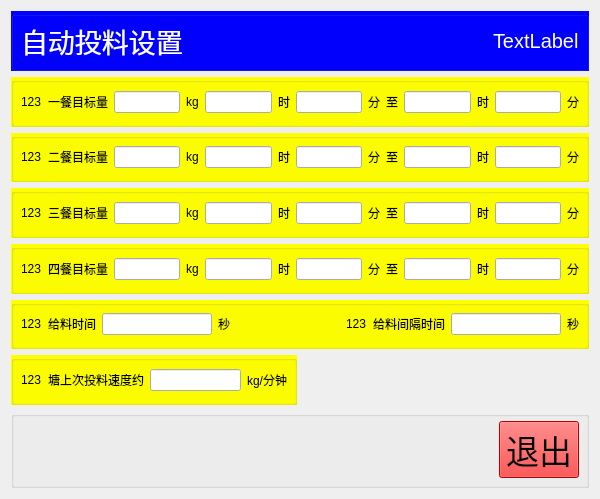
Above: chengyi_Qt4linux/form_auto.ui from wsh01/batch-feeder before the change. Below: the same form after it.
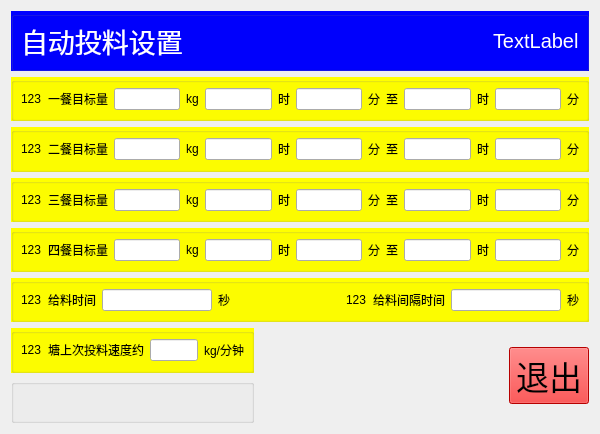
That is the form after the change.

What changed in the file:
```diff
--- a/chengyi_Qt4linux/form_auto.ui
+++ b/chengyi_Qt4linux/form_auto.ui
@@ -7,14 +7,14 @@
     <x>0</x>
     <y>0</y>
     <width>600</width>
-    <height>499</height>
+    <height>434</height>
    </rect>
   </property>
   <property name="windowTitle">
    <string>Form</string>
   </property>
   <layout class="QGridLayout" name="gridLayout_9">
-   <item row="0" column="0" colspan="2">
+   <item row="0" column="0" colspan="3">
     <widget class="QGroupBox" name="groupBox_8">
      <property name="styleSheet">
       <string notr="true">QGroupBox{ background-color:rgb(0, 0, 255);} 
@@ -71,7 +71,7 @@
      </layout>
     </widget>
    </item>
-   <item row="1" column="0" colspan="2">
+   <item row="1" column="0" colspan="3">
     <widget class="QGroupBox" name="groupBox_2">
      <property name="styleSheet">
       <string notr="true">QGroupBox{ background-color:rgb(255, 255, 0);} 
@@ -159,7 +159,7 @@
      </layout>
     </widget>
    </item>
-   <item row="2" column="0" colspan="2">
+   <item row="2" column="0" colspan="3">
     <widget class="QGroupBox" name="groupBox_3">
      <property name="styleSheet">
       <string notr="true">QGroupBox{ background-color:rgb(255, 255, 0);} 
@@ -244,7 +244,7 @@
      </layout>
     </widget>
    </item>
-   <item row="3" column="0" colspan="2">
+   <item row="3" column="0" colspan="3">
     <widget class="QGroupBox" name="groupBox_4">
      <property name="styleSheet">
       <string notr="true">QGroupBox{ background-color:rgb(255, 255, 0);} 
@@ -329,7 +329,7 @@
      </layout>
     </widget>
    </item>
-   <item row="4" column="0" colspan="2">
+   <item row="4" column="0" colspan="3">
     <widget class="QGroupBox" name="groupBox_5">
      <property name="styleSheet">
       <string notr="true">QGroupBox{ background-color:rgb(255, 255, 0);} 
@@ -414,7 +414,7 @@
      </layout>
     </widget>
    </item>
-   <item row="5" column="0" colspan="2">
+   <item row="5" column="0" colspan="3">
     <widget class="QGroupBox" name="groupBox_6">
      <property name="styleSheet">
       <string notr="true">QGroupBox{ background-color:rgb(255, 255, 0);} 
@@ -540,29 +540,7 @@
      </property>
     </spacer>
    </item>
-   <item row="7" column="0" colspan="2">
-    <widget class="QGroupBox" name="groupBox">
-     <property name="styleSheet">
-      <string notr="true">QGroupBox{ margin-top:0px;} QGroupBox:title {margin-top: 0px;}</string>
-     </property>
-     <property name="title">
-      <string/>
-     </property>
-     <layout class="QGridLayout" name="gridLayout">
-      <item row="0" column="0">
-       <spacer name="horizontalSpacer">
-        <property name="orientation">
-         <enum>Qt::Horizontal</enum>
-        </property>
-        <property name="sizeHint" stdset="0">
-         <size>
-          <width>40</width>
-          <height>20</height>
-         </size>
-        </property>
-       </spacer>
-      </item>
-      <item row="0" column="1">
+   <item row="6" column="2" rowspan="2">
        <widget class="QPushButton" name="btn_quit">
         <property name="font">
          <font>
@@ -578,7 +556,15 @@
         </property>
        </widget>
       </item>
-     </layout>
+   <item row="7" column="0">
+    <widget class="QGroupBox" name="groupBox">
+     <property name="styleSheet">
+      <string notr="true">QGroupBox{ margin-top:0px;} QGroupBox:title {margin-top: 0px;}</string>
+     </property>
+     <property name="title">
+      <string/>
+     </property>
+     <layout class="QGridLayout" name="gridLayout"/>
     </widget>
    </item>
   </layout>
```
Lines whose indentation alone changed are shown as unchanged.
